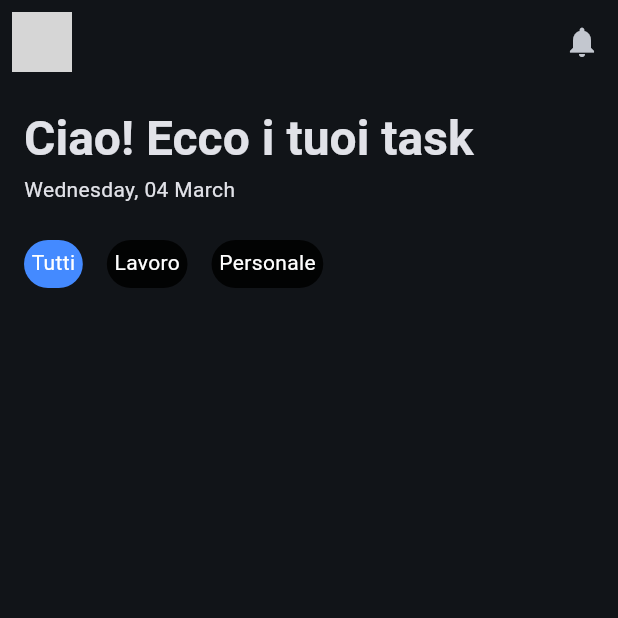
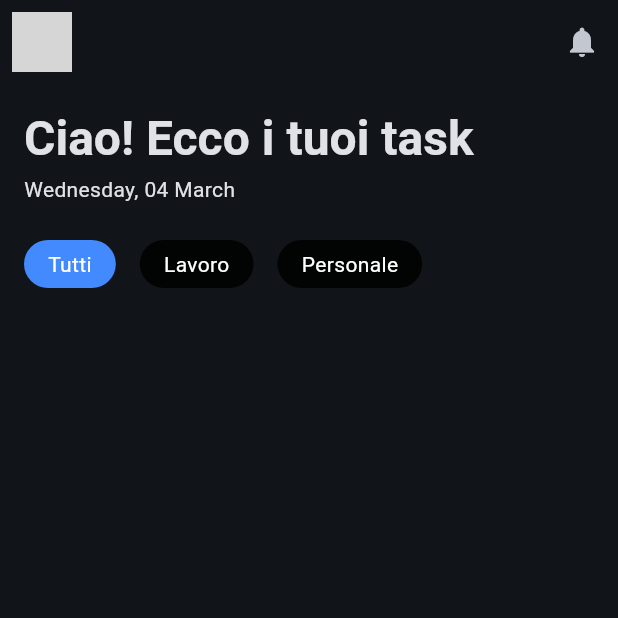
Before and after one commit to FlutterModena/todo_app, a Flutter app: the screen it shows after launch, on a phone screen of 412 x 824 dp, the top half of it. Run offline on Flutter 3.47's test engine with Material 3 defaults, Android fonts, the phone set to English and light mode, and no system bars; network calls fail; grey boxes are pictures that could not be loaded.

Commit message:
feat: enhance ChipTodo layout by adjusting padding and centering text

```diff
--- a/lib/widgets/chip_todo.dart
+++ b/lib/widgets/chip_todo.dart
@@ -16,8 +16,15 @@ class ChipTodo extends StatelessWidget {
         borderRadius: BorderRadius.circular(20),
       ),
       child: Padding(
-        padding: EdgeInsets.all(5),
-        child: Text(title, style: TextStyle(color: Colors.white)),
+        padding: EdgeInsets.symmetric(horizontal: 16),
+        child: Center(
+          child: Text(
+            title,
+            style: TextStyle(
+              color: Colors.white,
+            ),
+          ),
+        ),
       ),
     );
   }
```
